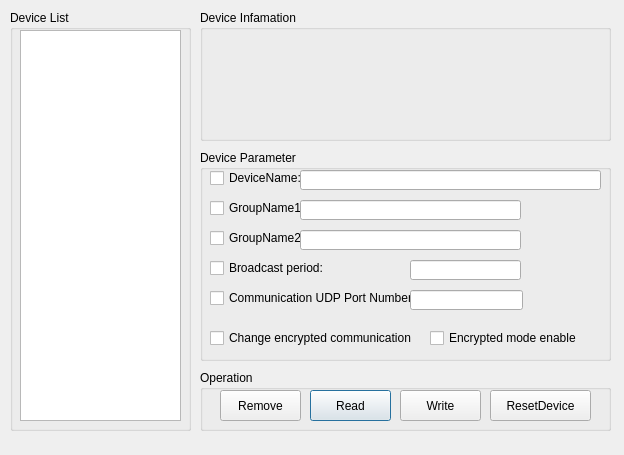
This is editparamdialog.ui in gaopindianzi/relay_control_terminal as Qt 5 draws it before an edit. The edited form follows.
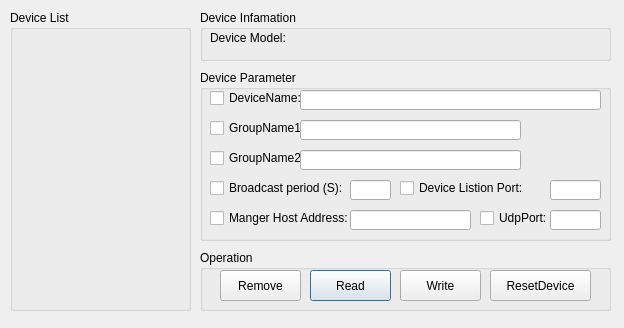
This is the edited form.

Diff of the .ui file:
```diff
--- a/editparamdialog.ui
+++ b/editparamdialog.ui
@@ -7,9 +7,21 @@
     <x>0</x>
     <y>0</y>
     <width>624</width>
-    <height>455</height>
+    <height>328</height>
    </rect>
   </property>
+  <property name="minimumSize">
+   <size>
+    <width>624</width>
+    <height>328</height>
+   </size>
+  </property>
+  <property name="maximumSize">
+   <size>
+    <width>624</width>
+    <height>328</height>
+   </size>
+  </property>
   <property name="windowTitle">
    <string>Device Parameter Edit</string>
   </property>
@@ -19,28 +31,18 @@
      <x>10</x>
      <y>10</y>
      <width>181</width>
-     <height>421</height>
+     <height>301</height>
     </rect>
    </property>
    <property name="title">
     <string>Device List</string>
    </property>
-   <widget class="QTreeView" name="treeViewDeviceList">
-    <property name="geometry">
-     <rect>
-      <x>10</x>
-      <y>20</y>
-      <width>161</width>
-      <height>391</height>
-     </rect>
-    </property>
-   </widget>
   </widget>
   <widget class="QGroupBox" name="groupBox_3">
    <property name="geometry">
     <rect>
      <x>200</x>
-     <y>370</y>
+     <y>250</y>
      <width>411</width>
      <height>61</height>
     </rect>
@@ -107,20 +109,33 @@
      <x>200</x>
      <y>10</y>
      <width>411</width>
-     <height>131</height>
+     <height>51</height>
     </rect>
    </property>
    <property name="title">
     <string>Device Infamation</string>
    </property>
+   <widget class="QLabel" name="label">
+    <property name="geometry">
+     <rect>
+      <x>10</x>
+      <y>20</y>
+      <width>81</width>
+      <height>16</height>
+     </rect>
+    </property>
+    <property name="text">
+     <string>Device Model:</string>
+    </property>
+   </widget>
   </widget>
   <widget class="QGroupBox" name="groupBox">
    <property name="geometry">
     <rect>
      <x>200</x>
-     <y>150</y>
+     <y>70</y>
      <width>411</width>
-     <height>211</height>
+     <height>171</height>
     </rect>
    </property>
    <property name="title">
@@ -195,51 +210,25 @@
      </rect>
     </property>
    </widget>
-   <widget class="QCheckBox" name="checkBoxEncryptedChange">
-    <property name="geometry">
-     <rect>
-      <x>10</x>
-      <y>180</y>
-      <width>211</width>
-      <height>16</height>
-     </rect>
-    </property>
-    <property name="text">
-     <string>Change encrypted communication</string>
-    </property>
-   </widget>
    <widget class="QCheckBox" name="checkBoxBroadcastPeriod">
     <property name="geometry">
      <rect>
       <x>10</x>
       <y>110</y>
-      <width>131</width>
+      <width>141</width>
       <height>16</height>
      </rect>
     </property>
     <property name="text">
-     <string>Broadcast period:</string>
+     <string>Broadcast period (S):</string>
     </property>
    </widget>
-   <widget class="QCheckBox" name="checkBoxEncryptedEnable">
+   <widget class="QLineEdit" name="lineEditBroadcastTime">
     <property name="geometry">
      <rect>
-      <x>230</x>
-      <y>180</y>
-      <width>151</width>
-      <height>16</height>
-     </rect>
-    </property>
-    <property name="text">
-     <string>Encrypted mode enable</string>
-    </property>
-   </widget>
-   <widget class="QLineEdit" name="lineEdit">
-    <property name="geometry">
-     <rect>
-      <x>210</x>
+      <x>150</x>
       <y>110</y>
-      <width>111</width>
+      <width>41</width>
       <height>20</height>
      </rect>
     </property>
@@ -247,22 +236,68 @@
    <widget class="QCheckBox" name="checkBoxUdpPort">
     <property name="geometry">
      <rect>
+      <x>200</x>
+      <y>110</y>
+      <width>141</width>
+      <height>16</height>
+     </rect>
+    </property>
+    <property name="text">
+     <string>Device Listion Port:</string>
+    </property>
+   </widget>
+   <widget class="QLineEdit" name="lineEditDeviceListionPort">
+    <property name="geometry">
+     <rect>
+      <x>350</x>
+      <y>110</y>
+      <width>51</width>
+      <height>20</height>
+     </rect>
+    </property>
+   </widget>
+   <widget class="QCheckBox" name="checkBoxRemoteIpAdddr">
+    <property name="geometry">
+     <rect>
       <x>10</x>
       <y>140</y>
-      <width>201</width>
+      <width>141</width>
       <height>16</height>
      </rect>
     </property>
     <property name="text">
-     <string>Communication UDP Port Number:</string>
+     <string>Manger Host Address:</string>
     </property>
    </widget>
    <widget class="QLineEdit" name="lineEdit_2">
     <property name="geometry">
      <rect>
-      <x>210</x>
+      <x>150</x>
       <y>140</y>
-      <width>113</width>
+      <width>121</width>
+      <height>20</height>
+     </rect>
+    </property>
+   </widget>
+   <widget class="QCheckBox" name="checkBoxRemotePort">
+    <property name="geometry">
+     <rect>
+      <x>280</x>
+      <y>140</y>
+      <width>71</width>
+      <height>16</height>
+     </rect>
+    </property>
+    <property name="text">
+     <string>UdpPort:</string>
+    </property>
+   </widget>
+   <widget class="QLineEdit" name="lineEditHostPort">
+    <property name="geometry">
+     <rect>
+      <x>350</x>
+      <y>140</y>
+      <width>51</width>
       <height>20</height>
      </rect>
     </property>
```
Left out of the diff: 24 changed lines with no effect on the pictures.
